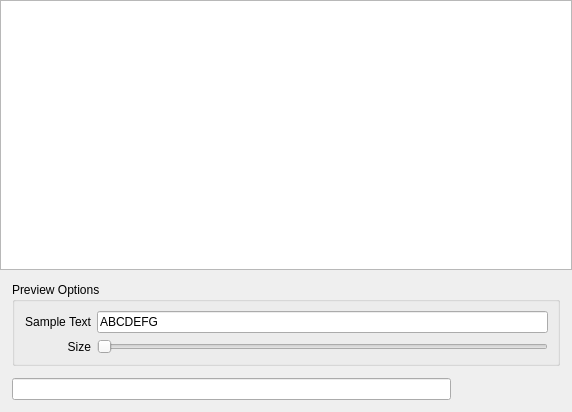
Qt form UI-Qt/QXFontBrowser.ui (frinkr/FontViewer) before a commit.
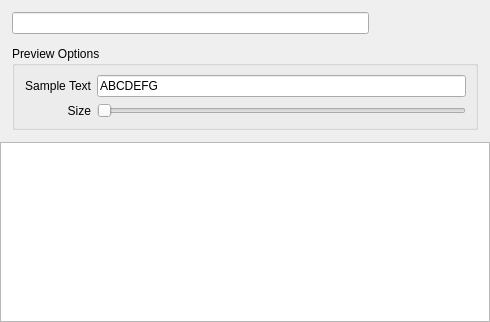
The same form after that commit. Icons and pictures are not drawn.

Commit message: QXFontBrowser: ui re-layout

What changed in the file:
```diff
--- a/UI-Qt/QXFontBrowser.ui
+++ b/UI-Qt/QXFontBrowser.ui
@@ -6,8 +6,8 @@
    <rect>
     <x>0</x>
     <y>0</y>
-    <width>572</width>
-    <height>412</height>
+    <width>490</width>
+    <height>322</height>
    </rect>
   </property>
   <property name="windowTitle">
@@ -29,9 +29,6 @@
    <property name="bottomMargin">
     <number>0</number>
    </property>
-   <item>
-    <widget class="QListView" name="fontListView"/>
-   </item>
    <item>
     <layout class="QVBoxLayout" name="verticalLayout">
      <property name="spacing">
@@ -49,55 +46,6 @@
      <property name="bottomMargin">
       <number>12</number>
      </property>
-     <item>
-      <widget class="QGroupBox" name="previewSettingsGoupBox">
-       <property name="title">
-        <string>Preview Options</string>
-       </property>
-       <layout class="QGridLayout" name="gridLayout">
-        <item row="0" column="0">
-         <widget class="QLabel" name="label">
-          <property name="text">
-           <string>Sample Text</string>
-          </property>
-          <property name="alignment">
-           <set>Qt::AlignRight|Qt::AlignTrailing|Qt::AlignVCenter</set>
-          </property>
-         </widget>
-        </item>
-        <item row="0" column="1">
-         <widget class="QLineEdit" name="previewTextEdit">
-          <property name="text">
-           <string>ABCDEFG</string>
-          </property>
-         </widget>
-        </item>
-        <item row="1" column="0">
-         <widget class="QLabel" name="label_2">
-          <property name="text">
-           <string>Size</string>
-          </property>
-          <property name="alignment">
-           <set>Qt::AlignRight|Qt::AlignTrailing|Qt::AlignVCenter</set>
-          </property>
-         </widget>
-        </item>
-        <item row="1" column="1">
-         <widget class="QSlider" name="previewFontSizeSlider">
-          <property name="minimum">
-           <number>20</number>
-          </property>
-          <property name="maximum">
-           <number>100</number>
-          </property>
-          <property name="orientation">
-           <enum>Qt::Horizontal</enum>
-          </property>
-         </widget>
-        </item>
-       </layout>
-      </widget>
-     </item>
      <item>
       <layout class="QHBoxLayout" name="horizontalLayout_2">
        <item>
@@ -270,8 +218,60 @@
        </item>
       </layout>
      </item>
+     <item>
+      <widget class="QGroupBox" name="previewSettingsGoupBox">
+       <property name="title">
+        <string>Preview Options</string>
+       </property>
+       <layout class="QGridLayout" name="gridLayout">
+        <item row="0" column="0">
+         <widget class="QLabel" name="label">
+          <property name="text">
+           <string>Sample Text</string>
+          </property>
+          <property name="alignment">
+           <set>Qt::AlignRight|Qt::AlignTrailing|Qt::AlignVCenter</set>
+          </property>
+         </widget>
+        </item>
+        <item row="0" column="1">
+         <widget class="QLineEdit" name="previewTextEdit">
+          <property name="text">
+           <string>ABCDEFG</string>
+          </property>
+         </widget>
+        </item>
+        <item row="1" column="0">
+         <widget class="QLabel" name="label_2">
+          <property name="text">
+           <string>Size</string>
+          </property>
+          <property name="alignment">
+           <set>Qt::AlignRight|Qt::AlignTrailing|Qt::AlignVCenter</set>
+          </property>
+         </widget>
+        </item>
+        <item row="1" column="1">
+         <widget class="QSlider" name="previewFontSizeSlider">
+          <property name="minimum">
+           <number>20</number>
+          </property>
+          <property name="maximum">
+           <number>100</number>
+          </property>
+          <property name="orientation">
+           <enum>Qt::Horizontal</enum>
+          </property>
+         </widget>
+        </item>
+       </layout>
+      </widget>
+     </item>
     </layout>
    </item>
+   <item>
+    <widget class="QListView" name="fontListView"/>
+   </item>
   </layout>
  </widget>
  <resources>
```
The commit also changes 1 other file.
